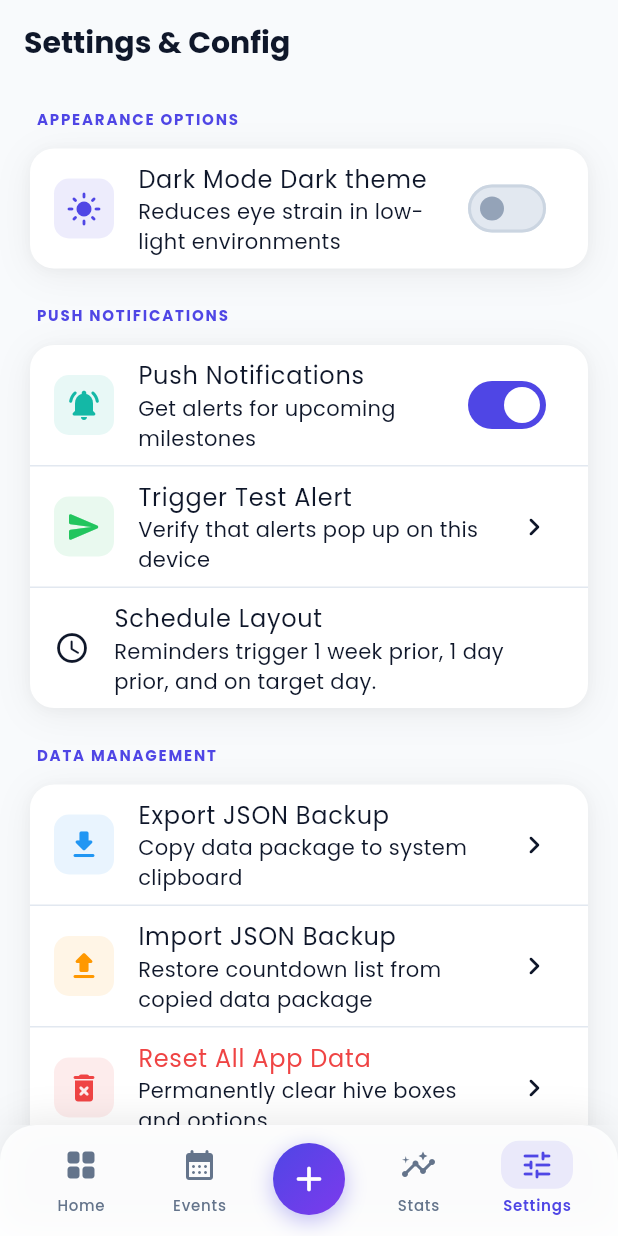
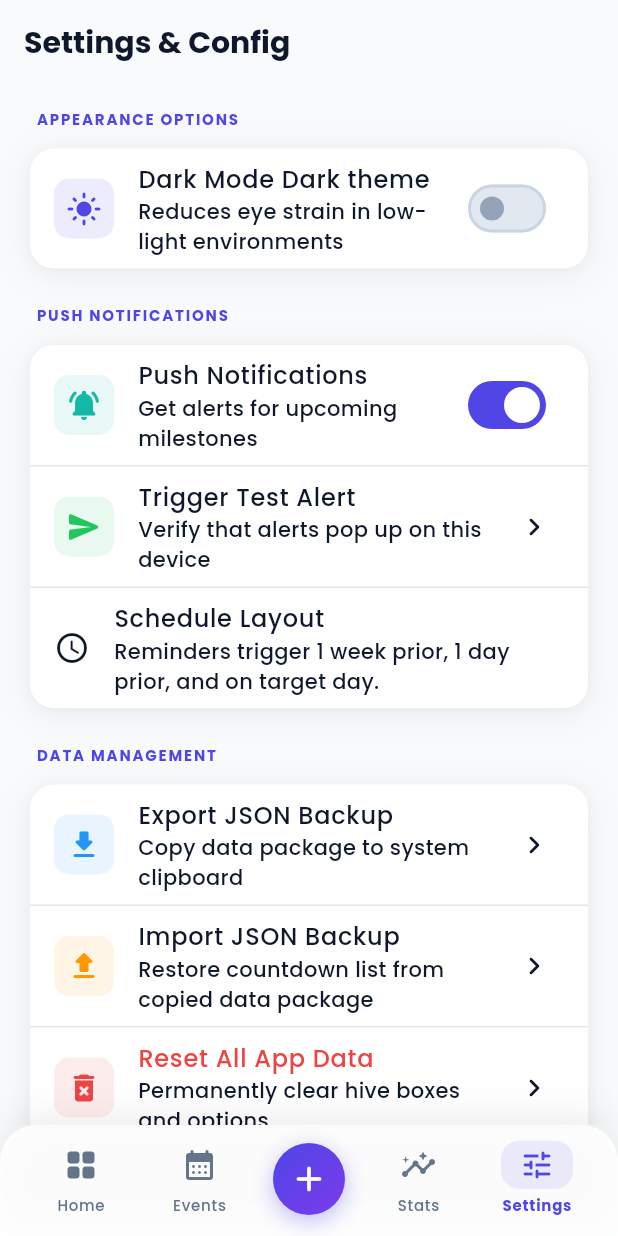
Before and after one commit to Dilshan189/countease, a Flutter app: the screen it shows after launch, item 5 of the bottom bar chosen, on a phone screen of 412 x 824 dp. Run offline on Flutter 3.47's test engine with Material 3 defaults, Android fonts, the phone set to English and light mode, and no system bars; our stand-ins replace confetti, flutter_local_notifications, get, hive, hive_flutter, timezone; accounts and stored records are empty.

Commit message:
Bundle Poppins fonts; remove google_fonts
Replace runtime google_fonts usage with bundled Poppins fonts. Removed google_fonts import and switched all TextTheme entries from GoogleFonts.poppins(...) to plain TextStyle(fontFamily: 'Poppins', ...). Set ThemeData.fontFamily for light and dark themes. Added a fonts section to pubspec.yaml declaring Poppins font assets (asset/fonts/Poppins-Light.ttf, Poppins-Medium.ttf, Poppins-Bold.ttf with weights 300/500/700). Changes in lib/theme/app_theme.dart and pubspec.yaml.

```diff
--- a/lib/theme/app_theme.dart
+++ b/lib/theme/app_theme.dart
@@ -1,5 +1,4 @@
 import 'package:flutter/material.dart';
-import 'package:google_fonts/google_fonts.dart';
 
 /// CountEase Premium Design System
 /// A curated, professional-grade theme with glassmorphism,
@@ -194,82 +193,97 @@ class AppTheme {
         : AppColors.textLightSecondary;
 
     return TextTheme(
-      displayLarge: GoogleFonts.poppins(
+      displayLarge: TextStyle(
+        fontFamily: 'Poppins',
         fontSize: 40,
         fontWeight: FontWeight.w800,
         color: primary,
         letterSpacing: -1.5,
       ),
-      displayMedium: GoogleFonts.poppins(
+      displayMedium: TextStyle(
+        fontFamily: 'Poppins',
         fontSize: 32,
         fontWeight: FontWeight.w700,
         color: primary,
         letterSpacing: -1,
       ),
-      displaySmall: GoogleFonts.poppins(
+      displaySmall: TextStyle(
+        fontFamily: 'Poppins',
         fontSize: 28,
         fontWeight: FontWeight.w700,
         color: primary,
         letterSpacing: -0.5,
       ),
-      headlineLarge: GoogleFonts.poppins(
+      headlineLarge: TextStyle(
+        fontFamily: 'Poppins',
         fontSize: 24,
         fontWeight: FontWeight.w700,
         color: primary,
         letterSpacing: -0.3,
       ),
-      headlineMedium: GoogleFonts.poppins(
+      headlineMedium: TextStyle(
+        fontFamily: 'Poppins',
         fontSize: 20,
         fontWeight: FontWeight.w600,
         color: primary,
       ),
-      headlineSmall: GoogleFonts.poppins(
+      headlineSmall: TextStyle(
+        fontFamily: 'Poppins',
         fontSize: 18,
         fontWeight: FontWeight.w600,
         color: primary,
       ),
-      titleLarge: GoogleFonts.poppins(
+      titleLarge: TextStyle(
+        fontFamily: 'Poppins',
         fontSize: 18,
         fontWeight: FontWeight.w600,
         color: primary,
       ),
-      titleMedium: GoogleFonts.poppins(
+      titleMedium: TextStyle(
+        fontFamily: 'Poppins',
         fontSize: 16,
         fontWeight: FontWeight.w600,
         color: primary,
       ),
-      titleSmall: GoogleFonts.poppins(
+      titleSmall: TextStyle(
+        fontFamily: 'Poppins',
         fontSize: 14,
         fontWeight: FontWeight.w600,
         color: primary,
       ),
-      bodyLarge: GoogleFonts.poppins(
+      bodyLarge: TextStyle(
+        fontFamily: 'Poppins',
         fontSize: 16,
         fontWeight: FontWeight.w400,
         color: primary,
       ),
-      bodyMedium: GoogleFonts.poppins(
+      bodyMedium: TextStyle(
+        fontFamily: 'Poppins',
         fontSize: 14,
         fontWeight: FontWeight.w400,
         color: secondary,
       ),
-      bodySmall: GoogleFonts.poppins(
+      bodySmall: TextStyle(
+        fontFamily: 'Poppins',
         fontSize: 12,
         fontWeight: FontWeight.w400,
         color: secondary,
       ),
-      labelLarge: GoogleFonts.poppins(
+      labelLarge: TextStyle(
+        fontFamily: 'Poppins',
         fontSize: 14,
         fontWeight: FontWeight.w600,
         color: primary,
         letterSpacing: 0.5,
       ),
-      labelMedium: GoogleFonts.poppins(
+      labelMedium: TextStyle(
+        fontFamily: 'Poppins',
         fontSize: 12,
         fontWeight: FontWeight.w500,
         color: secondary,
       ),
-      labelSmall: GoogleFonts.poppins(
+      labelSmall: TextStyle(
+        fontFamily: 'Poppins',
         fontSize: 10,
         fontWeight: FontWeight.w500,
         color: secondary,
@@ -283,6 +297,7 @@ class AppTheme {
 
     return ThemeData(
       useMaterial3: true,
+      fontFamily: 'Poppins',
       brightness: Brightness.light,
       textTheme: textTheme,
       colorScheme: const ColorScheme.light(
@@ -381,6 +396,7 @@ class AppTheme {
 
     return ThemeData(
       useMaterial3: true,
+      fontFamily: 'Poppins',
       brightness: Brightness.dark,
       textTheme: textTheme,
       colorScheme: const ColorScheme.dark(
```
Also changed, not shown: pubspec.yaml (+10 -20 lines).
